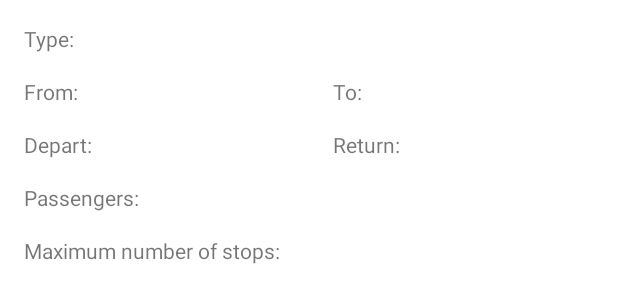
After one commit to braiso-22/GestionVuelos, an Android app: the layout dialog_search_flight.xml on its own in the app's theme, with its tools: preview values and no code run, on a phone screen of 412 x 824 dp. The commit adds this screen. Shown: the top 303 px of the screen. Run offline under Robolectric (Android 15) with nearby library versions, the phone set to English and light mode, and no system bars.

Commit message:
Funcionalidad de boton Search terminada y se comprueban los campos vacios

```diff
--- a/app/src/main/AndroidManifest.xml
+++ b/app/src/main/AndroidManifest.xml
@@ -10,7 +10,7 @@
         android:supportsRtl="true"
         android:theme="@style/Theme.GestionVuelos" >
         <activity
-            android:name=".FligthsActivity"
+            android:name=".FlightsActivity"
             android:exported="true" />
         <activity
             android:name=".LoginActivity"
--- a/app/src/main/java/com/example/gestionvuelos/LoginActivity.java
+++ b/app/src/main/java/com/example/gestionvuelos/LoginActivity.java
@@ -17,7 +17,7 @@ import com.google.android.gms.tasks.OnCompleteListener;
 import com.google.android.gms.tasks.Task;
 import com.google.firebase.auth.AuthResult;
 import com.google.firebase.auth.FirebaseAuth;
-import com.example.gestionvuelos.FligthsActivity.ProviderType;
+import com.example.gestionvuelos.FlightsActivity.ProviderType;
 
 public class LoginActivity extends AppCompatActivity {
 
@@ -100,7 +100,7 @@ public class LoginActivity extends AppCompatActivity {
     }
 
     private void cambiarActivity(String email, @NonNull ProviderType provider) {
-        Intent homeIntent = new Intent(this, FligthsActivity.class);
+        Intent homeIntent = new Intent(this, FlightsActivity.class);
         homeIntent.putExtra("email", email);
         homeIntent.putExtra("provider", provider.name());
         startActivity(homeIntent);
--- a/app/src/main/java/com/example/gestionvuelos/MainActivity.java
+++ b/app/src/main/java/com/example/gestionvuelos/MainActivity.java
@@ -7,7 +7,7 @@ import android.content.Context;
 import android.content.Intent;
 import android.content.SharedPreferences;
 import android.os.Bundle;
-import com.example.gestionvuelos.FligthsActivity.ProviderType;
+import com.example.gestionvuelos.FlightsActivity.ProviderType;
 
 import com.google.firebase.analytics.FirebaseAnalytics;
 
@@ -34,7 +34,7 @@ public class MainActivity extends AppCompatActivity {
         String provider = prefs.getString("provider", null);
 
         if (email != null && provider != null) {
-            cambioActivity(email, ProviderType.valueOf(provider),FligthsActivity.class);
+            cambioActivity(email, ProviderType.valueOf(provider), FlightsActivity.class);
         }else{
             cambioActivity("", ProviderType.valueOf("BASIC"),LoginActivity.class);
         }
--- /dev/null
+++ b/app/src/main/java/com/example/gestionvuelos/vo/FlightType.java
@@ -0,0 +1,6 @@
+package com.example.gestionvuelos.vo;
+
+public enum FlightType {
+    ROUNDTRIP,
+    ONEWAY
+}
--- /dev/null
+++ b/app/src/main/res/layout/dialog_search_flight.xml
@@ -0,0 +1,91 @@
+<?xml version="1.0" encoding="utf-8"?>
+<androidx.constraintlayout.widget.ConstraintLayout xmlns:android="http://schemas.android.com/apk/res/android"
+    xmlns:app="http://schemas.android.com/apk/res-auto"
+    xmlns:tools="http://schemas.android.com/tools"
+    android:layout_width="match_parent"
+    android:layout_height="match_parent">
+
+    <TextView
+        android:id="@+id/textType"
+        android:layout_width="0dp"
+        android:layout_height="wrap_content"
+        android:layout_marginStart="16dp"
+        android:layout_marginTop="16dp"
+        android:layout_marginEnd="16dp"
+        android:text="@string/type"
+        android:textAlignment="textStart"
+        app:layout_constraintEnd_toEndOf="parent"
+        app:layout_constraintStart_toStartOf="parent"
+        app:layout_constraintTop_toTopOf="parent" />
+
+    <TextView
+        android:id="@+id/textFrom2"
+        android:layout_width="0dp"
+        android:layout_height="wrap_content"
+        android:layout_marginStart="16dp"
+        android:layout_marginTop="16dp"
+        android:layout_marginEnd="16dp"
+        android:text="@string/from"
+        app:layout_constraintEnd_toStartOf="@+id/textTo2"
+        app:layout_constraintStart_toStartOf="parent"
+        app:layout_constraintTop_toBottomOf="@+id/textType" />
+
+    <TextView
+        android:id="@+id/textTo2"
+        android:layout_width="0dp"
+        android:layout_height="wrap_content"
+        android:layout_marginStart="16dp"
+        android:layout_marginTop="16dp"
+        android:layout_marginEnd="16dp"
+        android:text="@string/to"
+        app:layout_constraintEnd_toEndOf="parent"
+        app:layout_constraintStart_toEndOf="@+id/textFrom2"
+        app:layout_constraintTop_toBottomOf="@+id/textType" />
+
+    <TextView
+        android:id="@+id/textDepart2"
+        android:layout_width="0dp"
+        android:layout_height="wrap_content"
+        android:layout_marginStart="16dp"
+        android:layout_marginTop="16dp"
+        android:layout_marginEnd="16dp"
+        android:text="@string/depart"
+        app:layout_constraintEnd_toStartOf="@+id/textReturn2"
+        app:layout_constraintStart_toStartOf="parent"
+        app:layout_constraintTop_toBottomOf="@+id/textFrom2" />
+
+    <TextView
+        android:id="@+id/textReturn2"
+        android:layout_width="0dp"
+        android:layout_height="wrap_content"
+        android:layout_marginStart="16dp"
+        android:layout_marginEnd="16dp"
+        android:text="@string/returni"
+        app:layout_constraintEnd_toEndOf="parent"
+        app:layout_constraintStart_toEndOf="@+id/textDepart2"
+        app:layout_constraintTop_toTopOf="@+id/textDepart2" />
+
+    <TextView
+        android:id="@+id/textPassengers2"
+        android:layout_width="0dp"
+        android:layout_height="wrap_content"
+        android:layout_marginStart="16dp"
+        android:layout_marginTop="16dp"
+        android:layout_marginEnd="16dp"
+        android:text="@string/passengers"
+        app:layout_constraintEnd_toEndOf="parent"
+        app:layout_constraintStart_toStartOf="parent"
+        app:layout_constraintTop_toBottomOf="@+id/textDepart2" />
+
+    <TextView
+        android:id="@+id/textMaxStops2"
+        android:layout_width="0dp"
+        android:layout_height="wrap_content"
+        android:layout_marginStart="16dp"
+        android:layout_marginTop="16dp"
+        android:layout_marginEnd="16dp"
+        android:text="@string/maximum_number_of_stops"
+        app:layout_constraintEnd_toEndOf="parent"
+        app:layout_constraintStart_toStartOf="parent"
+        app:layout_constraintTop_toBottomOf="@+id/textPassengers2" />
+</androidx.constraintlayout.widget.ConstraintLayout>
--- a/app/src/main/res/values/strings.xml
+++ b/app/src/main/res/values/strings.xml
@@ -5,14 +5,19 @@
     <string name="roundtrip">RoundTrip</string>
     <string name="one_way">One way</string>
     <string name="history">History</string>
-    <string name="depart">Depart</string>
-    <string name="from">From</string>
-    <string name="to">To</string>
-    <string name="returni">Return</string>
-    <string name="passengers">passengers</string>
+    <string name="depart">Depart:</string>
+    <string name="from">From:</string>
+    <string name="to">To:</string>
+    <string name="returni">Return:</string>
+    <string name="passengers">Passengers:</string>
     <string name="minus">-</string>
     <string name="plus">+</string>
     <string name="uno">1</string>
     <string name="search_fligth">Search Fligth</string>
     <string name="welcome">Welcome,</string>
+    <string name="maximum_number_of_stops">Maximum number of stops:</string>
+    <string name="nonstop">Nonstop</string>
+    <string name="one_stop">One stop</string>
+    <string name="_2_or_more">2 or more</string>
+    <string name="type">Type:</string>
 </resources>
```
Also changed, not shown: app/src/main/java/com/example/gestionvuelos/FlightsActivity.java (renamed from app/src/main/java/com/example/gestionvuelos/FligthsActivity.java, +84 -4 lines), app/src/main/java/com/example/gestionvuelos/fragments/SearchFlightDialogFragment.java (added, +96 -0 lines), app/src/main/java/com/example/gestionvuelos/vo/Stops.java (added, +7 -0 lines), app/src/main/java/com/example/gestionvuelos/vo/Vuelo.java (added, +97 -0 lines), app/src/main/res/layout/activity_flights.xml (renamed from app/src/main/res/layout/activity_fligths.xml, +12 -12 lines).
